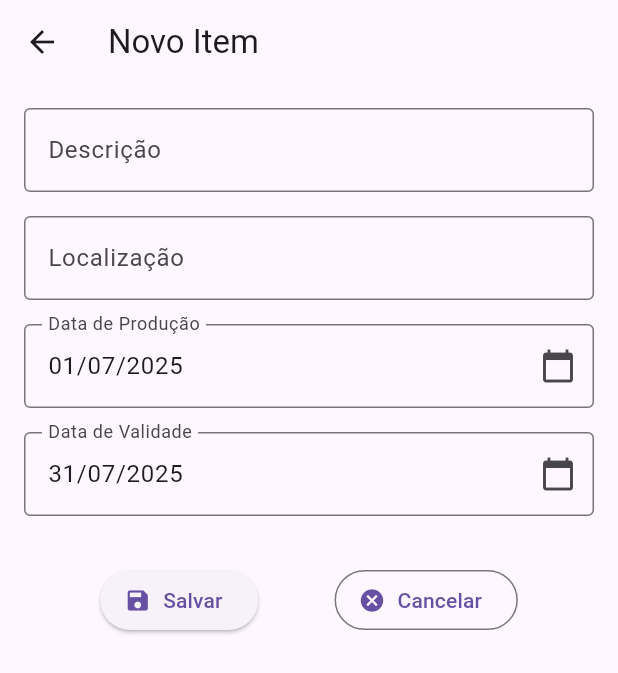
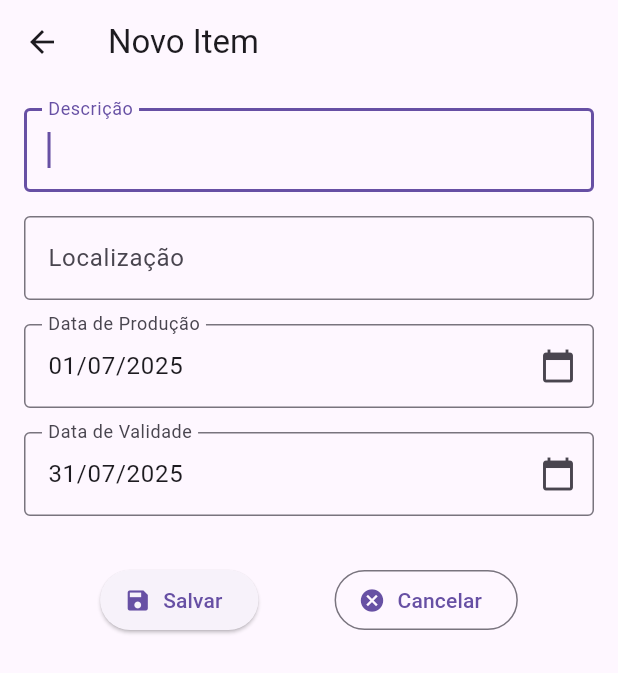
Before and after one commit to ricardocfreitas/controle_de_validade, a Flutter app: the screen it shows after launch, after a tap on the "add" icon, on a phone screen of 412 x 824 dp. Shown: the top 673 px of the screen. Run offline on Flutter 3.47's test engine with Material 3 defaults, Android fonts, the phone set to English and light mode, and no system bars.

Commit message:
Adicionado a cor laranja para os cards que tenham data de vencimento nos próximos 7 dias e ajustado a tela de cadastro para dar foco automatico no campo descrição.

```diff
--- a/lib/api/congelado_api.dart
+++ b/lib/api/congelado_api.dart
@@ -4,27 +4,27 @@ class CongeladoApi {
   Future<List<CongeladoModel>> fetchCongelados() async {
     await Future.delayed(Duration(seconds: 2));
     return [
-      // CongeladoModel(
-      //   id: '1',
-      //   name: 'produto 1',
-      //   localizacao: '01-A',
-      //   dataproducao: DateTime(2025, 01, 01),
-      //   datavalidade: DateTime(2025, 02, 01),
-      // ),
-      // CongeladoModel(
-      //   id: '2',
-      //   name: 'produto 2',
-      //   localizacao: '02-A',
-      //   dataproducao: DateTime(2025, 01, 02),
-      //   datavalidade: DateTime(2025, 02, 02),
-      // ),
-      // CongeladoModel(
-      //   id: '3',
-      //   name: 'produto 3',
-      //   localizacao: '03-A',
-      //   dataproducao: DateTime(2025, 01, 03),
-      //   datavalidade: DateTime(2025, 02, 03),
-      // ),
+      CongeladoModel(
+        id: '1',
+        name: 'Acem',
+        localizacao: '01-A',
+        dataproducao: DateTime(2025, 07, 01),
+        datavalidade: DateTime(2025, 07, 31),
+      ),
+      CongeladoModel(
+        id: '2',
+        name: 'Patinho',
+        localizacao: '01-B',
+        dataproducao: DateTime(2025, 06, 03),
+        datavalidade: DateTime(2025, 07, 03),
+      ),
+      CongeladoModel(
+        id: '3',
+        name: 'Picanha',
+        localizacao: '03-A',
+        dataproducao: DateTime(2025, 06, 01),
+        datavalidade: DateTime(2025, 06, 30),
+      ),
       // CongeladoModel(
       //   id: '4',
       //   name: 'produto 4',
--- a/lib/ui/cadastrar_item_page.dart
+++ b/lib/ui/cadastrar_item_page.dart
@@ -4,7 +4,7 @@ import '../repositores/congelado_model.dart' show CongeladoModel;
 import '../stores/congelado_store.dart';
 
 class CadastroItemPage extends StatefulWidget {
-//  const CadastroItemPage({Key? key}) : super(key: key);
+  //  const CadastroItemPage({Key? key}) : super(key: key);
   final CongeladoStore store;
 
   const CadastroItemPage({Key? key, required this.store}) : super(key: key);
@@ -17,6 +17,7 @@ class _CadastroItemPageState extends State<CadastroItemPage> {
   final _formKey = GlobalKey<FormState>();
   final _descricaoController = TextEditingController();
   final _localizacaoController = TextEditingController();
+  final FocusNode _descricaoFocusNode = FocusNode();
 
   late DateTime _dataProducao;
   late DateTime _dataValidade;
@@ -26,12 +27,17 @@ class _CadastroItemPageState extends State<CadastroItemPage> {
     super.initState();
     _dataProducao = DateTime.now();
     _dataValidade = _dataProducao.add(const Duration(days: 30));
+    // Dê foco ao campo descrição ao entrar na página
+    WidgetsBinding.instance.addPostFrameCallback((_) {
+      _descricaoFocusNode.requestFocus();
+    });
   }
 
   @override
   void dispose() {
     _descricaoController.dispose();
     _localizacaoController.dispose();
+    _descricaoFocusNode.dispose();
     super.dispose();
   }
 
@@ -80,12 +86,16 @@ class _CadastroItemPageState extends State<CadastroItemPage> {
             children: [
               TextFormField(
                 controller: _descricaoController,
+                focusNode: _descricaoFocusNode,
                 decoration: const InputDecoration(
                   labelText: 'Descrição',
                   border: OutlineInputBorder(),
                 ),
-                validator: (value) =>
-                    value == null || value.isEmpty ? 'Informe a descrição' : null,
+                validator:
+                    (value) =>
+                        value == null || value.isEmpty
+                            ? 'Informe a descrição'
+                            : null,
               ),
               const SizedBox(height: 16),
               TextFormField(
@@ -94,8 +104,11 @@ class _CadastroItemPageState extends State<CadastroItemPage> {
                   labelText: 'Localização',
                   border: OutlineInputBorder(),
                 ),
-                validator: (value) =>
-                    value == null || value.isEmpty ? 'Informe a localização' : null,
+                validator:
+                    (value) =>
+                        value == null || value.isEmpty
+                            ? 'Informe a localização'
+                            : null,
               ),
               const SizedBox(height: 16),
               GestureDetector(
@@ -140,14 +153,18 @@ class _CadastroItemPageState extends State<CadastroItemPage> {
                       if (_formKey.currentState!.validate()) {
                         // Aqui você pode salvar os dados se quiser
                         final novoItem = CongeladoModel(
-                          id: UniqueKey().toString(), // ou use outro método para gerar id
+                          id:
+                              UniqueKey()
+                                  .toString(), // ou use outro método para gerar id
                           name: _descricaoController.text,
                           localizacao: _localizacaoController.text,
                           dataproducao: _dataProducao,
                           datavalidade: _dataValidade,
                         );
                         widget.store.addCongelado(novoItem);
-                        Navigator.pop(context); // Retorna para a página anterior
+                        Navigator.pop(
+                          context,
+                        ); // Retorna para a página anterior
                       }
                     },
                   ),
--- a/lib/ui/card_page.dart
+++ b/lib/ui/card_page.dart
@@ -16,7 +16,12 @@ class ItemCard extends StatelessWidget {
 
   @override
   Widget build(BuildContext context) {
-    final bool isVencido = DateTime.now().isAfter(dataValidade);
+    final DateTime agora = DateTime.now();
+    final bool isVencido = agora.isAfter(dataValidade);
+    final bool isVencendoEm7Dias =
+        !isVencido &&
+        dataValidade.difference(agora).inDays <= 7 &&
+        dataValidade.difference(agora).inDays >= 0;
 
     return Card(
       elevation: 4,
@@ -24,8 +29,13 @@ class ItemCard extends StatelessWidget {
       shape: RoundedRectangleBorder(
         borderRadius: BorderRadius.circular(12),
         side: BorderSide(
-          color: isVencido ? Colors.red.shade300 : Colors.transparent,
-          width: isVencido ? 2 : 0,
+          color:
+              isVencido
+                  ? Colors.red.shade300
+                  : isVencendoEm7Dias
+                  ? Colors.orange.shade600
+                  : Colors.transparent,
+          width: (isVencido || isVencendoEm7Dias) ? 2 : 0,
         ),
       ),
       child: InkWell(
@@ -41,7 +51,12 @@ class ItemCard extends StatelessWidget {
                 descricao,
                 style: Theme.of(context).textTheme.titleMedium?.copyWith(
                   fontWeight: FontWeight.bold,
-                  color: isVencido ? Colors.red.shade700 : null,
+                  color:
+                      isVencido
+                          ? Colors.red.shade700
+                          : isVencendoEm7Dias
+                          ? Colors.orange.shade700
+                          : null,
                 ),
                 maxLines: 2,
                 overflow: TextOverflow.ellipsis,
@@ -77,20 +92,38 @@ class ItemCard extends StatelessWidget {
                   Icon(
                     Icons.schedule,
                     size: 16,
-                    color: isVencido ? Colors.red.shade600 : Colors.grey.shade600,
+                    color:
+                        isVencido
+                            ? Colors.red.shade600
+                            : isVencendoEm7Dias
+                            ? Colors.orange.shade600
+                            : Colors.grey.shade600,
                   ),
                   const SizedBox(width: 4),
                   Text(
                     'Válido até: ${_formatarData(dataValidade)}',
                     style: Theme.of(context).textTheme.bodySmall?.copyWith(
-                      color: isVencido ? Colors.red.shade600 : Colors.grey.shade600,
-                      fontWeight: isVencido ? FontWeight.bold : FontWeight.normal,
+                      color:
+                          isVencido
+                              ? Colors.red.shade600
+                              : isVencendoEm7Dias
+                              ? Colors
+                                  .orange
+                                  .shade600 // ALTERAÇÃO
+                              : Colors.grey.shade600,
+                      fontWeight:
+                          (isVencido || isVencendoEm7Dias)
+                              ? FontWeight.bold
+                              : FontWeight.normal, // ALTERAÇÃO
                     ),
                   ),
                   if (isVencido) ...[
                     const SizedBox(width: 8),
                     Container(
-                      padding: const EdgeInsets.symmetric(horizontal: 8, vertical: 2),
+                      padding: const EdgeInsets.symmetric(
+                        horizontal: 8,
+                        vertical: 2,
+                      ),
                       decoration: BoxDecoration(
                         color: Colors.red.shade100,
                         borderRadius: BorderRadius.circular(12),
@@ -101,6 +134,23 @@ class ItemCard extends StatelessWidget {
                           fontSize: 10,
                           fontWeight: FontWeight.bold,
                           color: Colors.red.shade700,
+                        ),
+                      ),
+                    ),
+                  ] else if (isVencendoEm7Dias) ...[
+                    const SizedBox(width: 8),
+                    Container(
+                      padding: const EdgeInsets.symmetric(horizontal: 8, vertical: 2),
+                      decoration: BoxDecoration(
+                        color: Colors.orange.shade100,
+                        borderRadius: BorderRadius.circular(12),
+                      ),
+                      child: Text(
+                        'VENCE EM ${dataValidade.difference(agora).inDays} DIAS',
+                        style: TextStyle(
+                          fontSize: 10,
+                          fontWeight: FontWeight.bold,
+                          color: Colors.orange.shade700,
                         ),
                       ),
                     ),
--- a/lib/ui/home_page.dart
+++ b/lib/ui/home_page.dart
@@ -29,7 +29,7 @@ class _ProdutosVencidosPageState extends State<ProdutosVencidosPage> {
       builder: (context, _) {
         final congelados = store.congelados;
         return Scaffold(
-          appBar: AppBar(title: Text('Controle de Validade')),
+          appBar: AppBar(title: Text('Controle de Validade'), centerTitle: true),
           body: ListView.builder(
             itemCount: congelados.length,
             itemBuilder: (context, index) {
```
